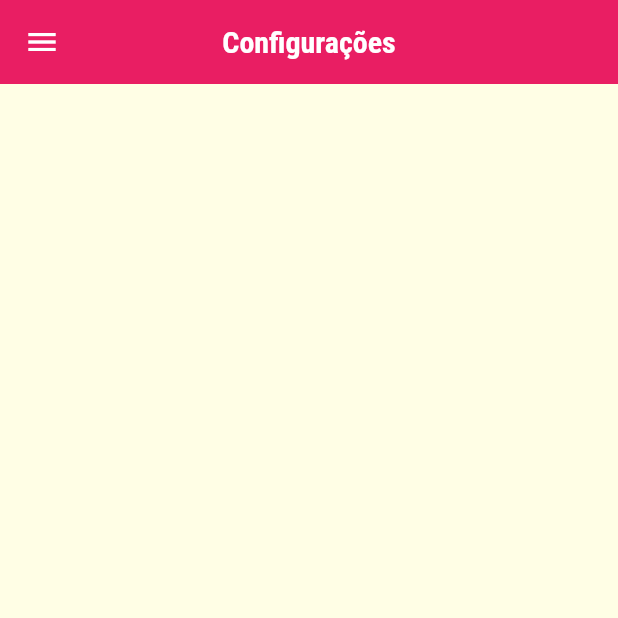
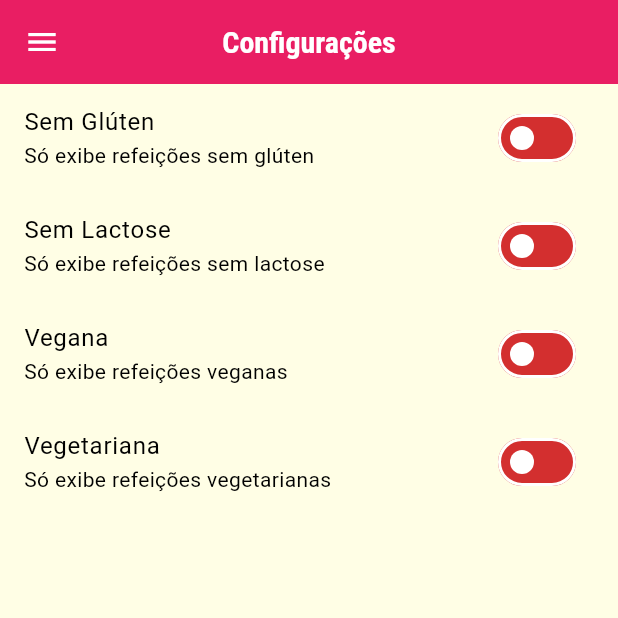
Before and after one commit to jonasaugust1/meals_flutter, a Flutter app: the SettingsScreen screen opened by its route, on a phone screen of 412 x 824 dp, the top half of it. Run offline on Flutter 3.47's test engine with Material 3 defaults, Android fonts, the phone set to English and light mode, and no system bars.

Commit message:
feat: Adding Settings screen

```diff
--- a/lib/screens/settings_screen.dart
+++ b/lib/screens/settings_screen.dart
@@ -1,10 +1,41 @@
 import 'package:flutter/material.dart';
 import 'package:meals/components/app_drawer.dart';
 
-class SettingsScreen extends StatelessWidget {
+class SettingsScreen extends StatefulWidget {
   const SettingsScreen({super.key});
 
   static const routeName = '/settings';
+
+  @override
+  State<SettingsScreen> createState() => _SettingsScreenState();
+}
+
+class _SettingsScreenState extends State<SettingsScreen> {
+
+  Map<String, bool> settings = {
+    'glutenFree': false,
+    'lactoseFree': false,
+    'vegan': false,
+    'vegetarian': false,
+  };
+
+  Widget _createSwitchListTile(
+      BuildContext context,
+      String title,
+      String subtitle,
+      bool value,
+      Function(bool) onChanged
+  )
+  {
+    return SwitchListTile.adaptive(
+      title: Text(title),
+      subtitle: Text(subtitle),
+      value: value,
+      onChanged: onChanged,
+      activeColor: Colors.green,
+      inactiveTrackColor: Theme.of(context).colorScheme.error,
+    );
+  }
 
   @override
   Widget build(BuildContext context) {
@@ -13,6 +44,54 @@ class SettingsScreen extends StatelessWidget {
         title: const Text('Configurações'),
       ),
       drawer: AppDrawer(),
+      body: Column(
+        children: [
+          _createSwitchListTile(
+            context,
+            'Sem Glúten',
+            'Só exibe refeições sem glúten',
+            settings['glutenFree'] ?? false,
+            (value) {
+              setState(() {
+                settings['glutenFree'] = value;
+              });
+            },
+          ),
+          _createSwitchListTile(
+            context,
+            'Sem Lactose',
+            'Só exibe refeições sem lactose',
+            settings['lactoseFree'] ?? false,
+            (value) {
+              setState(() {
+                settings['lactoseFree'] = value;
+              });
+            },
+          ),
+          _createSwitchListTile(
+            context,
+            'Vegana',
+            'Só exibe refeições veganas',
+            settings['vegan'] ?? false,
+            (value) {
+              setState(() {
+                settings['vegan'] = value;
+              });
+            },
+          ),
+          _createSwitchListTile(
+            context,
+            'Vegetariana',
+            'Só exibe refeições vegetarianas',
+            settings['vegetarian'] ?? false,
+            (value) {
+              setState(() {
+                settings['vegetarian'] = value;
+              });
+            },
+          ),
+        ],
+      ),
     );
   }
 }
```
Also changed, not shown: lib/models/settings.dart (added, +13 -0 lines).
